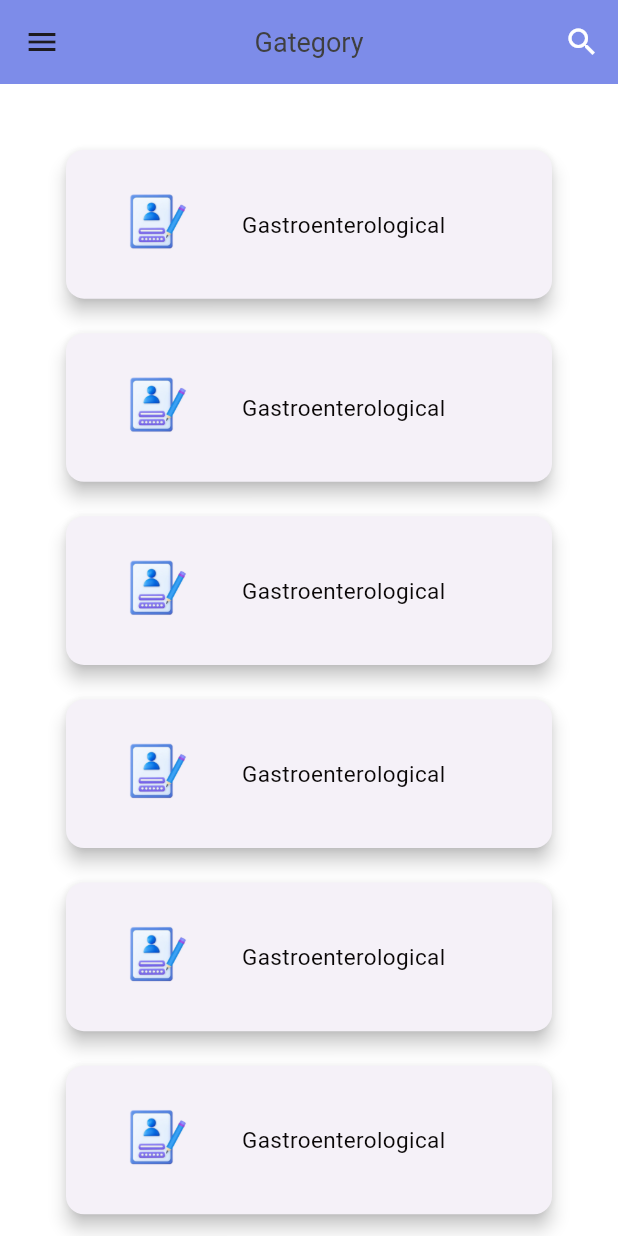
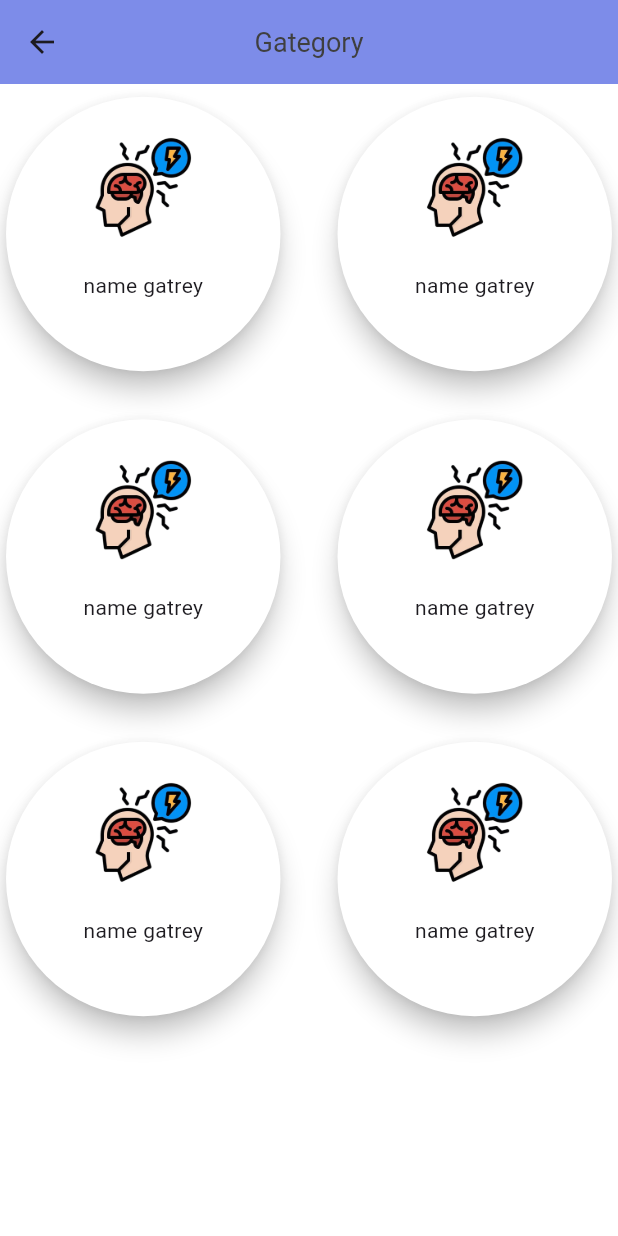
Before and after one commit to Ayama11/mobile-flutter, a Flutter app: the Homepage screen opened by its route, on a phone screen of 412 x 824 dp. Run offline on Flutter 3.47's test engine with Material 3 defaults, Android fonts, the phone set to English and light mode, and no system bars; our stand-ins replace font_awesome_flutter, get, iconsax.

Commit message:
add home view new and profile and custome header

```diff
--- a/lib/views/homepage_view.dart
+++ b/lib/views/homepage_view.dart
@@ -3,6 +3,7 @@ import 'package:iconsax/iconsax.dart';
 import 'package:get/get.dart';
 import 'package:repopharma_app/help/const.dart';
 import 'package:repopharma_app/widgets/custom_card.dart';
+import 'package:repopharma_app/widgets/gridview_home.dart';
 
 class Homepage extends StatelessWidget {
   const Homepage({super.key});
@@ -21,68 +22,56 @@ class Homepage extends StatelessWidget {
               TextStyle(fontSize: 18, color: Color.fromARGB(255, 63, 63, 63)),
         ),
         backgroundColor: kFontColor,
-        actions: [
-          IconButton(
-            onPressed: () {},
-            icon: const Icon(Icons.search),
-            color: Colors.white,
-          ),
-        ],
+        // actions: [
+        //   IconButton(
+        //     onPressed: () {},
+        //     icon: const Icon(Icons.search),
+        //     color: Colors.white,
+        //   ),
+        // ],
       ),
 
       //*****  Drawer         **** */
-      drawer: Drawer(
-        backgroundColor: const Color.fromARGB(255, 241, 227, 245),
-        elevation: 0,
-        child: Container(
-          padding: const EdgeInsets.all(8),
-          child: ListView(
-            children: [
-              const SizedBox(
-                height: 250,
-              ),
-              ListTile(
-                title: const Text('My Profile'),
-                leading: const Icon(Iconsax.profile_circle5),
-                onTap: () {
-                  // Get.to( );
-                },
-              ),
-              ListTile(
-                title: const Text('Change Language'),
-                leading: const Icon(Iconsax.language_square5),
-                onTap: () {},
-              ),
-              ListTile(
-                title: const Text('Dark Mode'),
-                leading: const Icon(Iconsax.moon5),
-                onTap: () {},
-              ),
-              ListTile(
-                title: const Text('Log Out'),
-                leading: const Icon(Iconsax.logout_15),
-                onTap: () {},
-              ),
-            ],
-          ),
-        ),
-      ),
+      // drawer: Drawer(
+      //   backgroundColor: const Color.fromARGB(255, 241, 227, 245),
+      //   elevation: 0,
+      //   child: Container(
+      //     padding: const EdgeInsets.all(8),
+      //     child: ListView(
+      //       children: [
+      //         const SizedBox(
+      //           height: 250,
+      //         ),
+      //         ListTile(
+      //           title: const Text('My Profile'),
+      //           leading: const Icon(Iconsax.profile_circle5),
+      //           onTap: () {
+      //             // Get.to( );
+      //           },
+      //         ),
+      //         ListTile(
+      //           title: const Text('Change Language'),
+      //           leading: const Icon(Iconsax.language_square5),
+      //           onTap: () {},
+      //         ),
+      //         ListTile(
+      //           title: const Text('Dark Mode'),
+      //           leading: const Icon(Iconsax.moon5),
+      //           onTap: () {},
+      //         ),
+      //         ListTile(
+      //           title: const Text('Log Out'),
+      //           leading: const Icon(Iconsax.logout_15),
+      //           onTap: () {},
+      //         ),
+      //       ],
+      //     ),
+      //   ),
+      // ),
 
-      //GridView.builder
+      // //GridView.builder
 
-      body: Padding(
-        padding: const EdgeInsets.all(40),
-        child: GridView.builder(
-            clipBehavior: Clip.none,
-            gridDelegate: const SliverGridDelegateWithFixedCrossAxisCount(
-                crossAxisCount: 1,
-                childAspectRatio: 3.1,
-                crossAxisSpacing: 15,
-                mainAxisSpacing: 15),
-            itemBuilder: (BuildContext context, int index) {
-              return const CustomCard();
-            }),
-      ),
+      body: const GridViewhome(),
     );
   }
 }
--- /dev/null
+++ b/lib/widgets/card_Gategory.dart
@@ -0,0 +1,45 @@
+import 'package:flutter/material.dart';
+import 'package:get/get.dart';
+import 'package:repopharma_app/views/homepage_view.dart';
+
+class CardGategory extends StatelessWidget {
+  const CardGategory({super.key});
+
+  @override
+  Widget build(BuildContext context) {
+    return GestureDetector(
+      onTap: () {
+        Get.to(const Homepage());
+        // Navigator();
+      },
+      child: Card(
+        shape: ShapeBorder.lerp(const CircleBorder(), const CircleBorder(), 5),
+        elevation: 7,
+        color: Colors.white,
+        child: Container(
+          decoration: const BoxDecoration(),
+          height: 100,
+          width: 200,
+          child: Column(
+            children: [
+              const SizedBox(
+                height: 30,
+              ),
+              Center(
+                child: Image.asset(
+                  'lib/assets/images/icon.png',
+                  height: 70,
+                  width: 70,
+                ),
+              ),
+              const SizedBox(
+                height: 20,
+              ),
+              const Text('name gatrey'),
+            ],
+          ),
+        ),
+      ),
+    );
+  }
+}
--- a/lib/widgets/custom_card.dart
+++ b/lib/widgets/custom_card.dart
@@ -1,5 +1,5 @@
 import 'package:flutter/material.dart';
-import 'package:font_awesome_flutter/font_awesome_flutter.dart';
+//import 'package:font_awesome_flutter/font_awesome_flutter.dart';
 import 'package:get/get.dart';
 
 import '../views/drugs_view.dart';
@@ -14,7 +14,7 @@ class CustomCard extends StatelessWidget {
     return GestureDetector(
       onTap: () {
         Get.to(const Drugs());
-        const Navigator();
+        // Navigator();
       },
       child: const Card(
         color: Color.fromARGB(255, 245, 241, 248),
--- /dev/null
+++ b/lib/widgets/gridview_home.dart
@@ -0,0 +1,31 @@
+import 'package:flutter/material.dart';
+import 'package:repopharma_app/widgets/card_Gategory.dart';
+import 'package:repopharma_app/widgets/custom_card.dart';
+
+class GridViewhome extends StatelessWidget {
+  const GridViewhome({
+    super.key,
+  });
+
+  @override
+  Widget build(BuildContext context) {
+    return Padding(
+      padding: const EdgeInsets.all(0),
+      child: GridView.builder(
+          itemCount: 6,
+          shrinkWrap: true,
+          physics: const NeverScrollableScrollPhysics(),
+          clipBehavior: Clip.none,
+          gridDelegate: const SliverGridDelegateWithFixedCrossAxisCount(
+            crossAxisCount: 2,
+            //childAspectRatio: 3,
+            crossAxisSpacing: 30,
+            mainAxisSpacing: 15,
+            mainAxisExtent: 200,
+          ),
+          itemBuilder: (BuildContext context, int index) {
+            return const CardGategory();
+          }),
+    );
+  }
+}
```
Also changed, not shown: lib/views/drugs_view.dart (+57 -22 lines), lib/views/profile_view.dart (added, +44 -0 lines), lib/widgets/Appbar/appbar.dart (added, +51 -0 lines), lib/widgets/header_home_view.dart/appbar.dart (added, +67 -0 lines), lib/widgets/header_home_view.dart/curve_widget.dart (added, +14 -0 lines), lib/widgets/header_home_view.dart/primary_header.dart (added, +44 -0 lines), lib/widgets/header_home_view.dart/searche_container.dart (added, +37 -0 lines), lib/widgets/navigetion_mune.dart (+6 -6 lines), lib/assets/images/icon.png (added), lib/widgets/header_home_view.dart/circular_container_shep.dart (renamed from lib/widgets/circular_container_shep.dart), lib/widgets/header_home_view.dart/custom_clip.dart (renamed from lib/widgets/custom_clip.dart).
